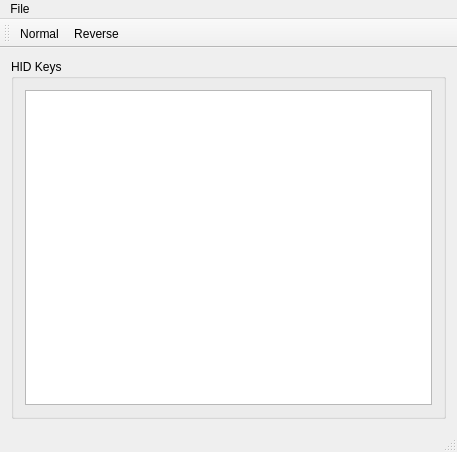
This is MouseScrollWheelReverser/MainWindow.ui in wol101/MouseScrollWheelReverser as Qt 5 draws it before an edit. The edited form follows.
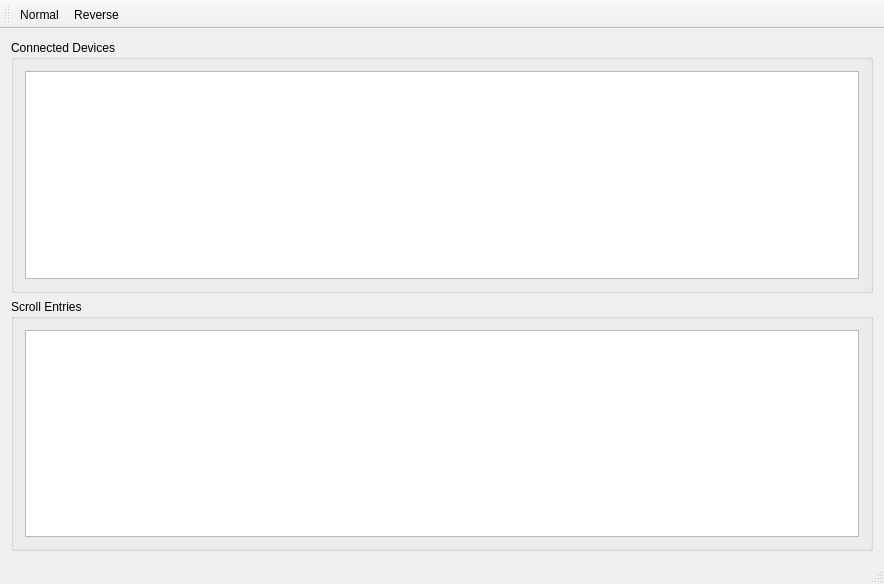
This is the edited form. Icons and pictures are not drawn.

```diff
--- a/MouseScrollWheelReverser/MainWindow.ui
+++ b/MouseScrollWheelReverser/MainWindow.ui
@@ -6,23 +6,39 @@
    <rect>
     <x>0</x>
     <y>0</y>
-    <width>457</width>
-    <height>452</height>
+    <width>884</width>
+    <height>584</height>
    </rect>
   </property>
   <property name="windowTitle">
    <string>MainWindow</string>
   </property>
   <widget class="QWidget" name="centralWidget">
-   <layout class="QGridLayout" name="gridLayout_2">
+   <layout class="QGridLayout" name="gridLayout_3">
     <item row="0" column="0">
+     <widget class="QGroupBox" name="groupBox_2">
+      <property name="title">
+       <string>Connected Devices</string>
+      </property>
+      <layout class="QGridLayout" name="gridLayout_2">
+       <item row="0" column="0">
+        <widget class="QTableWidget" name="tableWidgetConnectedDeviced">
+         <property name="columnCount">
+          <number>0</number>
+         </property>
+        </widget>
+       </item>
+      </layout>
+     </widget>
+    </item>
+    <item row="1" column="0">
      <widget class="QGroupBox" name="groupBox">
       <property name="title">
-       <string>HID Keys</string>
+       <string>Scroll Entries</string>
       </property>
       <layout class="QGridLayout" name="gridLayout">
        <item row="0" column="0">
-        <widget class="QPlainTextEdit" name="plainTextEdit"/>
+        <widget class="QTableWidget" name="tableWidgetScrollEntries"/>
        </item>
       </layout>
      </widget>
@@ -34,17 +50,10 @@
     <rect>
      <x>0</x>
      <y>0</y>
-     <width>457</width>
-     <height>21</height>
+     <width>884</width>
+     <height>22</height>
     </rect>
    </property>
-   <widget class="QMenu" name="menuFile">
-    <property name="title">
-     <string>File</string>
-    </property>
-    <addaction name="actionQuit"/>
-   </widget>
-   <addaction name="menuFile"/>
   </widget>
   <widget class="QToolBar" name="mainToolBar">
    <attribute name="toolBarArea">
```
Left out of the diff: 4 changed lines with no effect on the pictures.
